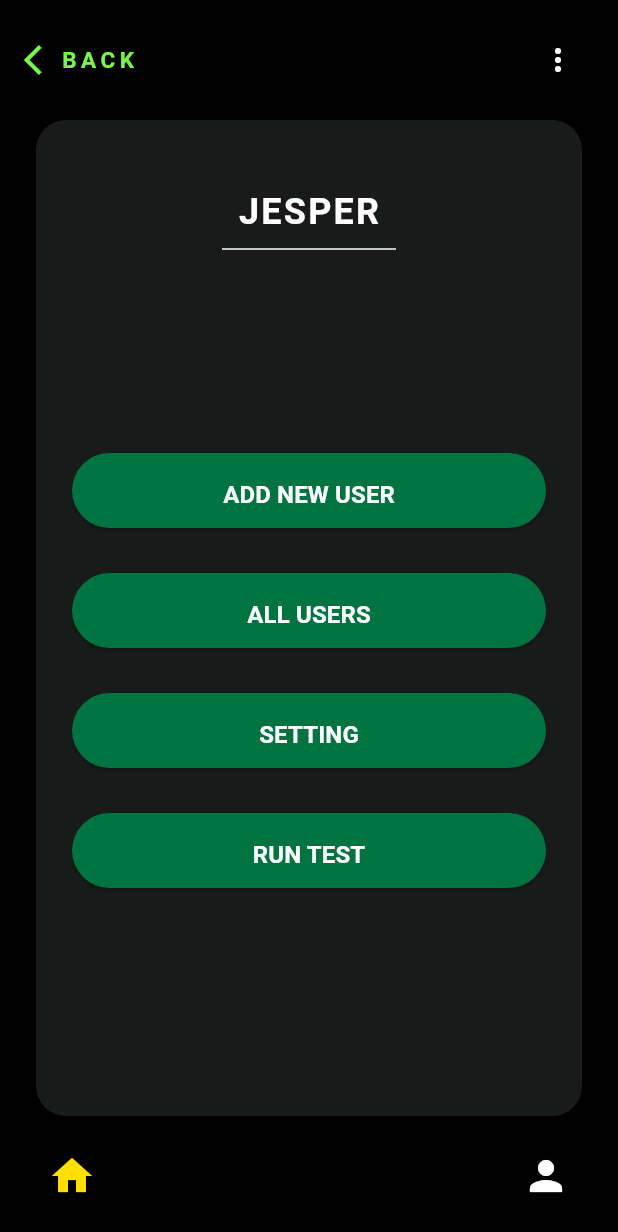
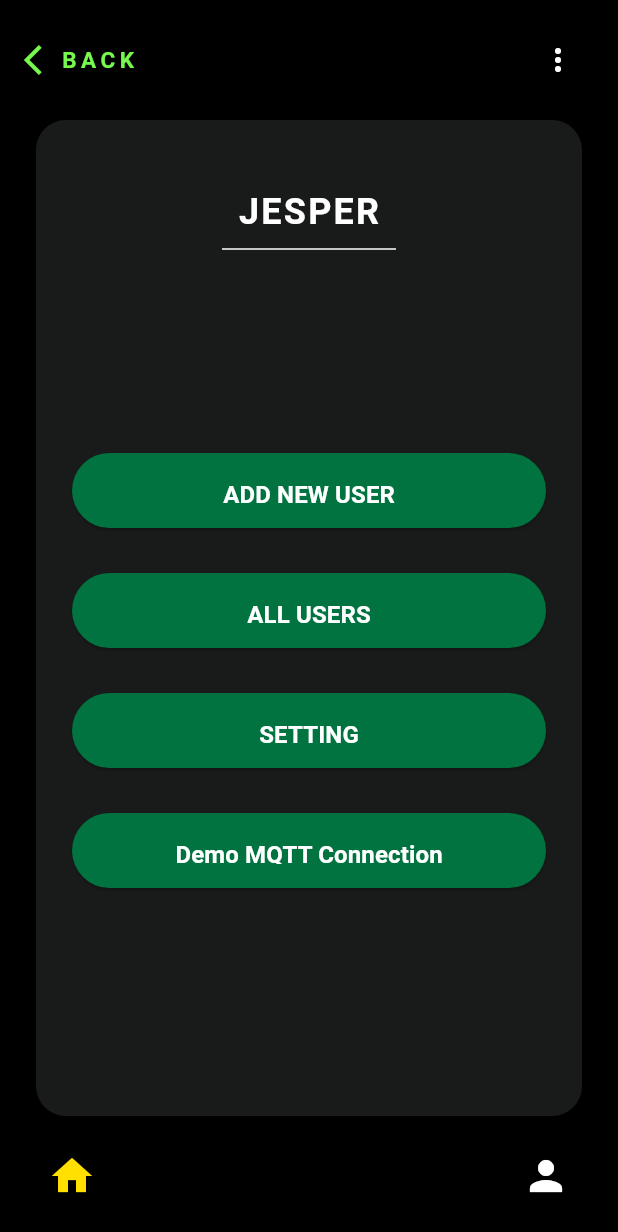
Before and after one commit to DongzhuTan93/idrott-app, a Flutter app: the AdminDashboard screen opened by its route, on a phone screen of 412 x 824 dp. Shown: the top 1232 px of the screen. Run offline on Flutter 3.47's test engine with Material 3 defaults, Android fonts, the phone set to English and light mode, and no system bars; our stand-ins replace fl_chart; missing offline and left inert: mqtt_client; statements that could not run were skipped.

Commit message:
changed name

```diff
--- a/lib/screens/admin/admin_dashboard.dart
+++ b/lib/screens/admin/admin_dashboard.dart
@@ -100,7 +100,7 @@ class _AdminDashboardState extends State<AdminDashboard> {
                               ),
                               const SizedBox(height: 30),
                               PrimaryButton(
-                                text: 'RUN TEST',
+                                text: 'Demo MQTT Connection',
                                 width: double.infinity,
                                 onPressed:
                                     () => Navigator.pushNamed(
```
